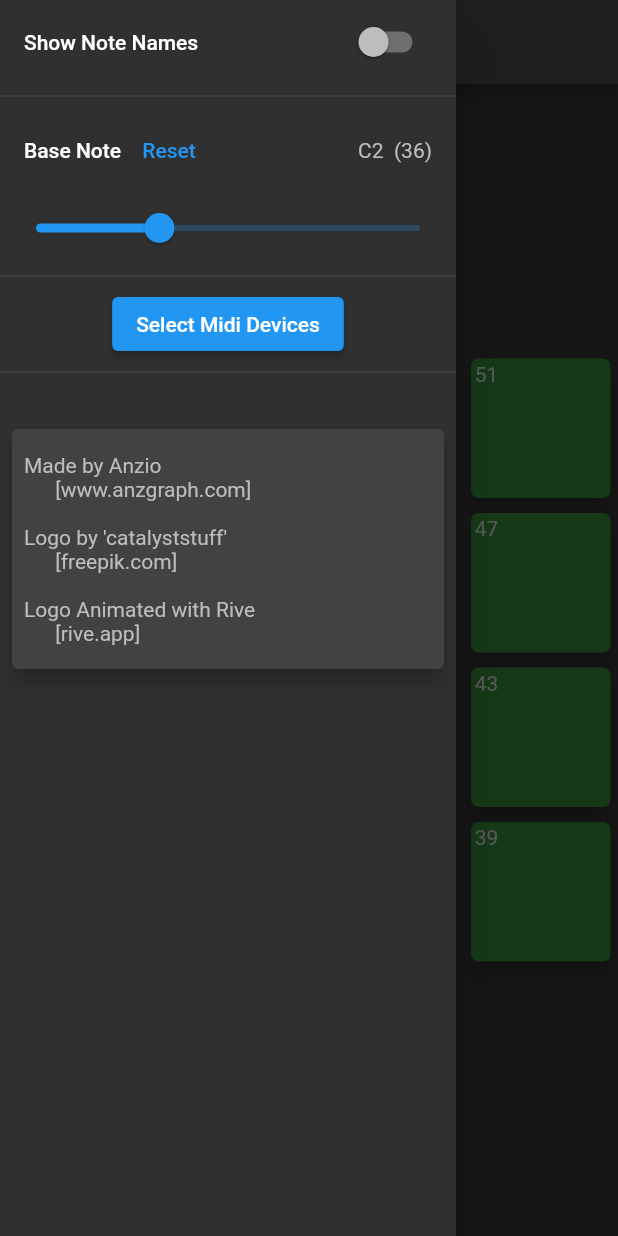
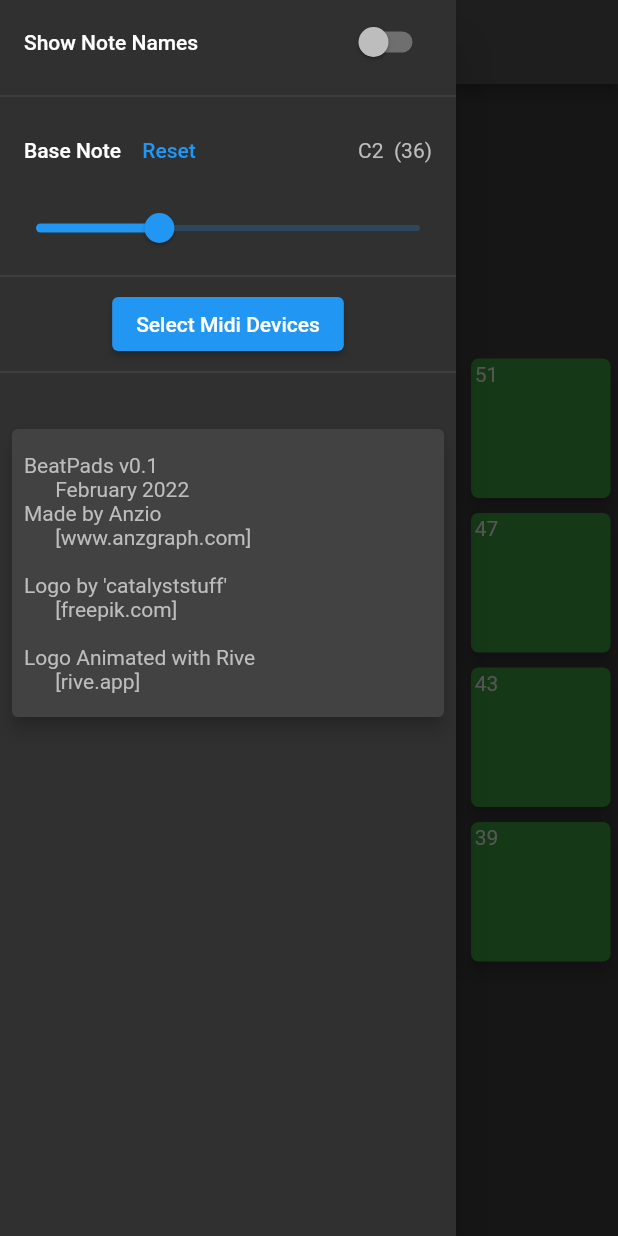
Before and after one commit to anzbert/beat_pads, a Flutter app: the SoundBoard screen opened directly, with the side drawer open, on a phone screen of 412 x 824 dp. Run offline on Flutter 3.47's test engine with Material 2 defaults, Android fonts, the light colour scheme and no system bars; our stand-ins replace animated_text_kit, rive; missing offline and left inert: flutter_midi_command.

Commit message:
v0.1 rc1

```diff
--- a/lib/components/main_menu.dart
+++ b/lib/components/main_menu.dart
@@ -1,5 +1,5 @@
 import 'package:flutter/material.dart';
-import 'package:flutter_sound_board/screens/config_screen.dart';
+import 'package:beat_pads/screens/config_screen.dart';
 
 import 'package:provider/provider.dart';
 import '../state/settings.dart';
@@ -72,6 +72,7 @@ class MainMenu extends StatelessWidget {
                 child: Column(
                   crossAxisAlignment: CrossAxisAlignment.start,
                   children: [
+                    Text("BeatPads v0.1\n      February 2022"),
                     Text("Made by Anzio\n      [www.anzgraph.com]\n"),
                     Text("Logo by 'catalyststuff'\n      [freepik.com]\n"),
                     Text("Logo Animated with Rive\n      [rive.app]"),
--- a/lib/screens/soundboard_screen.dart
+++ b/lib/screens/soundboard_screen.dart
@@ -1,8 +1,7 @@
 import 'package:flutter/material.dart';
-import 'package:flutter/services.dart';
 import 'package:flutter_midi_command/flutter_midi_command_messages.dart';
-import 'package:flutter_sound_board/components/main_menu.dart';
-import 'package:flutter_sound_board/services/utils.dart';
+import 'package:beat_pads/components/main_menu.dart';
+import 'package:beat_pads/services/utils.dart';
 import 'package:provider/provider.dart';
 
 import '../state/settings.dart';
--- a/pubspec.yaml
+++ b/pubspec.yaml
@@ -1,4 +1,4 @@
-name: flutter_sound_board
+name: beat_pads
 description: A new Flutter project.
 
 # The following line prevents the package from being accidentally published to
@@ -15,7 +15,7 @@ publish_to: "none" # Remove this line if you wish to publish to pub.dev
 # In iOS, build-name is used as CFBundleShortVersionString while build-number used as CFBundleVersion.
 # Read more about iOS versioning at
 # https://developer.apple.com/library/archive/documentation/General/Reference/InfoPlistKeyReference/Articles/CoreFoundationKeys.html
-version: 1.0.0+1
+version: 0.1.0+1
 
 environment:
   sdk: ">=2.16.0-134.5.beta <3.0.0"
```
